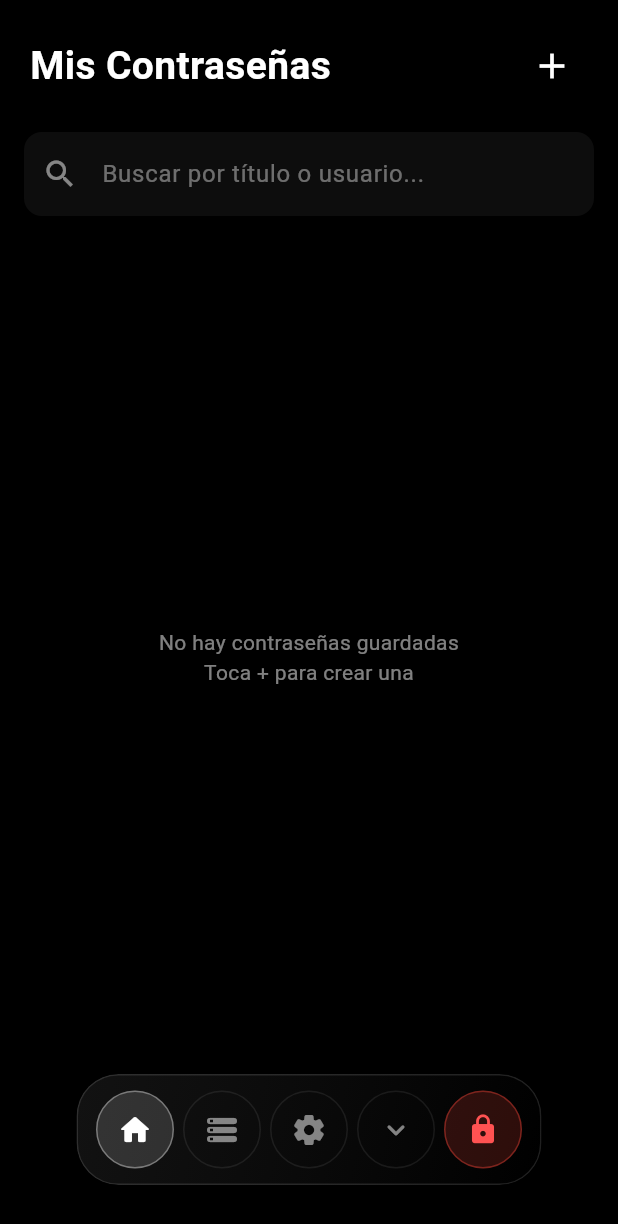
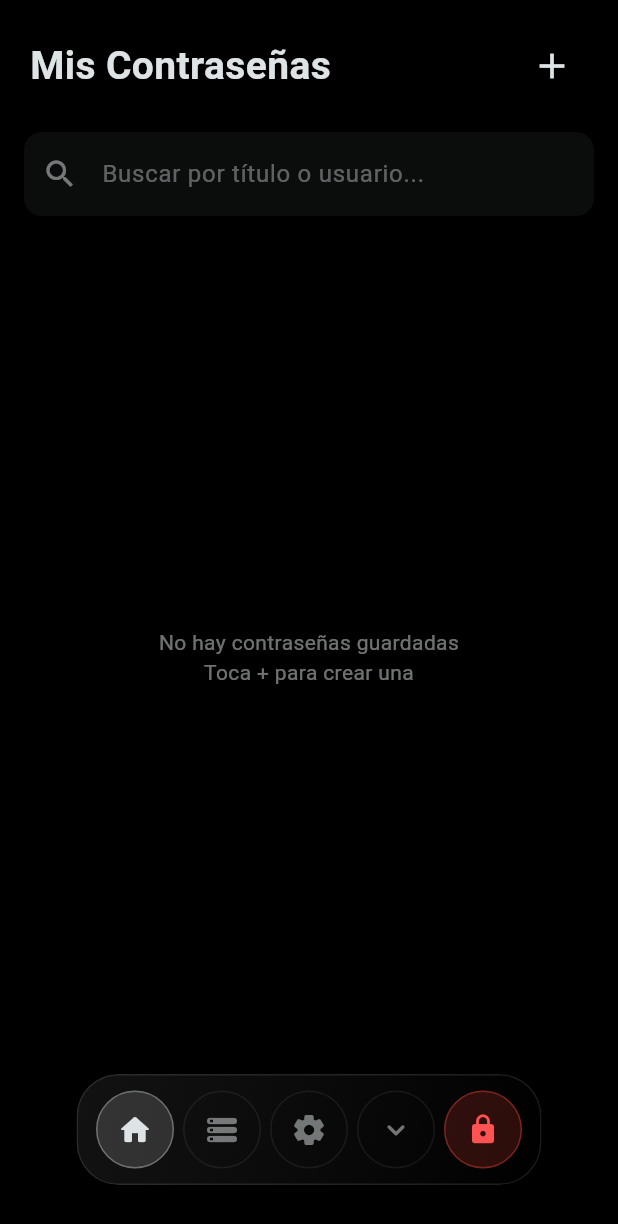
Before and after one commit to andremateovas-debug/gestor_contrasenas_mysql, a Flutter app: the PrincipalContrasenas screen opened directly, after a tap on the "add" icon, after a tap on the "home" icon, on a phone screen of 412 x 824 dp. Shown: the top 1224 px of the screen. Run offline on Flutter 3.47's test engine with Material 3 defaults, Android fonts, the phone set to English and light mode, and no system bars; our stand-ins replace image_picker, local_auth; missing offline and left inert: encrypt; statements that could not run were skipped.

```diff
--- a/lib/pages/principal_contrasenas.dart
+++ b/lib/pages/principal_contrasenas.dart
@@ -462,8 +462,10 @@ class _PrincipalContrasenasState extends State<PrincipalContrasenas> {
 
   @override
   Widget build(BuildContext context) {
+    final colorTexto = Theme.of(context).colorScheme.onSurface;
+
     return Scaffold(
-      backgroundColor: Colors.black,
+      backgroundColor: Theme.of(context).scaffoldBackgroundColor,
       body: SafeArea(
         bottom: false,
         child: Column(
@@ -474,21 +476,17 @@ class _PrincipalContrasenasState extends State<PrincipalContrasenas> {
                 padding: const EdgeInsets.all(20),
                 child: Row(
                   children: [
-                    const Text(
+                    Text(
                       "Mis Contraseñas",
                       style: TextStyle(
-                        color: Colors.white,
+                        color: colorTexto,
                         fontSize: 26,
                         fontWeight: FontWeight.bold,
                       ),
                     ),
                     const Spacer(),
                     IconButton(
-                      icon: const Icon(
-                        Icons.add,
-                        color: Colors.white,
-                        size: 28,
-                      ),
+                      icon: Icon(Icons.add, color: colorTexto, size: 28),
                       onPressed: _mostrarFormularioAgregar,
                     ),
                   ],
@@ -500,16 +498,16 @@ class _PrincipalContrasenasState extends State<PrincipalContrasenas> {
                 padding: const EdgeInsets.symmetric(horizontal: 16),
                 child: TextField(
                   controller: _busquedaCtrl,
-                  style: const TextStyle(color: Colors.white),
+                  style: TextStyle(color: colorTexto),
                   decoration: InputDecoration(
                     hintText: "Buscar por título o usuario...",
-                    hintStyle: TextStyle(color: Colors.white.withOpacity(0.4)),
+                    hintStyle: TextStyle(color: colorTexto.withOpacity(0.4)),
                     prefixIcon: Icon(
                       Icons.search,
-                      color: Colors.white.withOpacity(0.5),
+                      color: colorTexto.withOpacity(0.5),
                     ),
                     filled: true,
-                    fillColor: Colors.white.withOpacity(0.05),
+                    fillColor: colorTexto.withOpacity(0.05),
                     border: OutlineInputBorder(
                       borderRadius: BorderRadius.circular(12),
                       borderSide: BorderSide.none,
@@ -550,9 +548,11 @@ class _PrincipalContrasenasState extends State<PrincipalContrasenas> {
   }
 
   Widget _pantallaPrincipal() {
+    final colorTexto = Theme.of(context).colorScheme.onSurface;
+
     if (_cargando) {
-      return const Center(
-        child: CircularProgressIndicator(color: Colors.white70),
+      return Center(
+        child: CircularProgressIndicator(color: colorTexto.withOpacity(0.7)),
       );
     }
 
@@ -563,7 +563,7 @@ class _PrincipalContrasenasState extends State<PrincipalContrasenas> {
               ? "No hay contraseñas guardadas\nToca + para crear una"
               : "Sin resultados",
           textAlign: TextAlign.center,
-          style: TextStyle(color: Colors.white.withOpacity(0.5)),
+          style: TextStyle(color: colorTexto.withOpacity(0.5)),
         ),
       );
     }
@@ -587,15 +587,17 @@ class _PrincipalContrasenasState extends State<PrincipalContrasenas> {
     required String usuario,
     required VoidCallback onTap,
   }) {
+    final colorTexto = Theme.of(context).colorScheme.onSurface;
+
     return GestureDetector(
       onTap: onTap,
       child: Container(
         margin: const EdgeInsets.only(bottom: 12),
         padding: const EdgeInsets.all(16),
         decoration: BoxDecoration(
-          color: Colors.white.withOpacity(0.05),
+          color: colorTexto.withOpacity(0.05),
           borderRadius: BorderRadius.circular(12),
-          border: Border.all(color: Colors.white.withOpacity(0.1)),
+          border: Border.all(color: colorTexto.withOpacity(0.1)),
         ),
         child: Row(
           children: [
@@ -604,13 +606,9 @@ class _PrincipalContrasenasState extends State<PrincipalContrasenas> {
               height: 40,
               decoration: BoxDecoration(
                 shape: BoxShape.circle,
-                color: Colors.white.withOpacity(0.1),
+                color: colorTexto.withOpacity(0.1),
               ),
-              child: const Icon(
-                Icons.lock_outline,
-                color: Colors.white,
-                size: 20,
-              ),
+              child: Icon(Icons.lock_outline, color: colorTexto, size: 20),
             ),
             const SizedBox(width: 16),
             Expanded(
@@ -619,8 +617,8 @@ class _PrincipalContrasenasState extends State<PrincipalContrasenas> {
                 children: [
                   Text(
                     titulo,
-                    style: const TextStyle(
-                      color: Colors.white,
+                    style: TextStyle(
+                      color: colorTexto,
                       fontSize: 16,
                       fontWeight: FontWeight.w600,
                     ),
@@ -629,16 +627,16 @@ class _PrincipalContrasenasState extends State<PrincipalContrasenas> {
                   Text(
                     usuario,
                     style: TextStyle(
-                      color: Colors.white.withOpacity(0.5),
+                      color: colorTexto.withOpacity(0.5),
                       fontSize: 12,
                     ),
                   ),
                 ],
               ),
             ),
-            const Icon(
+            Icon(
               Icons.arrow_forward_ios,
-              color: Colors.white54,
+              color: colorTexto.withOpacity(0.54),
               size: 16,
             ),
           ],
--- a/lib/widgets/botones.dart
+++ b/lib/widgets/botones.dart
@@ -57,6 +57,8 @@ class _BarraNavegacionState extends State<BarraNavegacion> {
 
   @override
   Widget build(BuildContext context) {
+    final colorTexto = Theme.of(context).colorScheme.onSurface;
+
     return Padding(
       padding: const EdgeInsets.fromLTRB(16, 0, 16, 34), // un poco más arriba
       child: Align(
@@ -75,17 +77,19 @@ class _BarraNavegacionState extends State<BarraNavegacion> {
                   end: Alignment.bottomRight,
                   colors: [
                     Colors.grey.shade900.withOpacity(0.55),
-                    Colors.black.withOpacity(0.65),
+                    Theme.of(context).scaffoldBackgroundColor.withOpacity(0.65),
                   ],
                 ),
                 borderRadius: BorderRadius.circular(28),
                 border: Border.all(
-                  color: Colors.white.withOpacity(0.12),
+                  color: colorTexto.withOpacity(0.12),
                   width: 1,
                 ),
                 boxShadow: [
                   BoxShadow(
-                    color: Colors.black.withOpacity(0.4),
+                    color: Theme.of(
+                      context,
+                    ).scaffoldBackgroundColor.withOpacity(0.4),
                     blurRadius: 20,
                     offset: const Offset(0, 8),
                   ),
@@ -166,14 +170,16 @@ class _BarraNavegacionState extends State<BarraNavegacion> {
           color: esActivo ? Colors.white.withOpacity(0.14) : Colors.transparent,
           border: Border.all(
             color: esActivo
-                ? Colors.white.withOpacity(0.35)
-                : Colors.white.withOpacity(0.08),
+                ? Theme.of(context).colorScheme.onSurface.withOpacity(0.35)
+                : Theme.of(context).colorScheme.onSurface.withOpacity(0.08),
             width: 1,
           ),
         ),
         child: Icon(
           icono,
-          color: esActivo ? Colors.white : Colors.white.withOpacity(0.5),
+          color: esActivo
+              ? Theme.of(context).colorScheme.onSurface
+              : Theme.of(context).colorScheme.onSurface.withOpacity(0.5),
           size: 24,
         ),
       ),
@@ -196,7 +202,11 @@ class _BarraNavegacionState extends State<BarraNavegacion> {
           color: Colors.red.withOpacity(0.18),
           border: Border.all(color: Colors.red.withOpacity(0.4), width: 1),
         ),
-        child: const Icon(Icons.lock_rounded, color: Colors.redAccent, size: 22),
+        child: const Icon(
+          Icons.lock_rounded,
+          color: Colors.redAccent,
+          size: 22,
+        ),
       ),
     );
   }
```
Also changed, not shown: lib/main.dart (+17 -0 lines), lib/pages/almacenamiento.dart (+14 -10 lines), lib/pages/configuracion.dart (+66 -20 lines), lib/pages/contacto.dart (added, +103 -0 lines), lib/services/tema_service.dart (added, +17 -0 lines), 1 other file.
